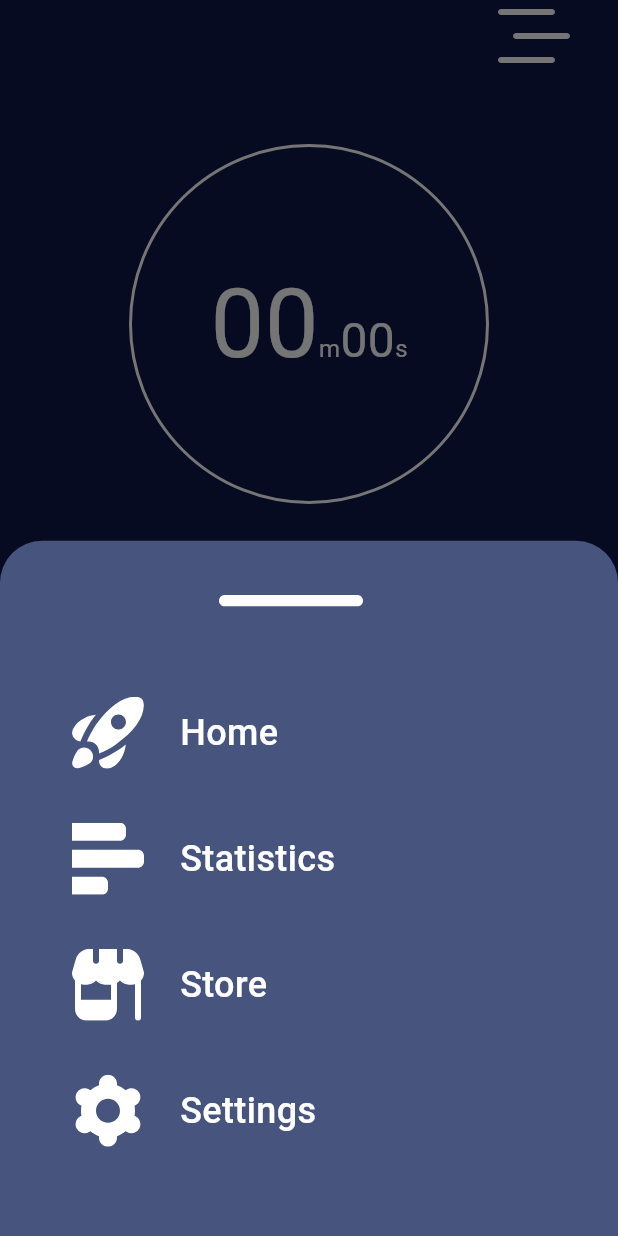
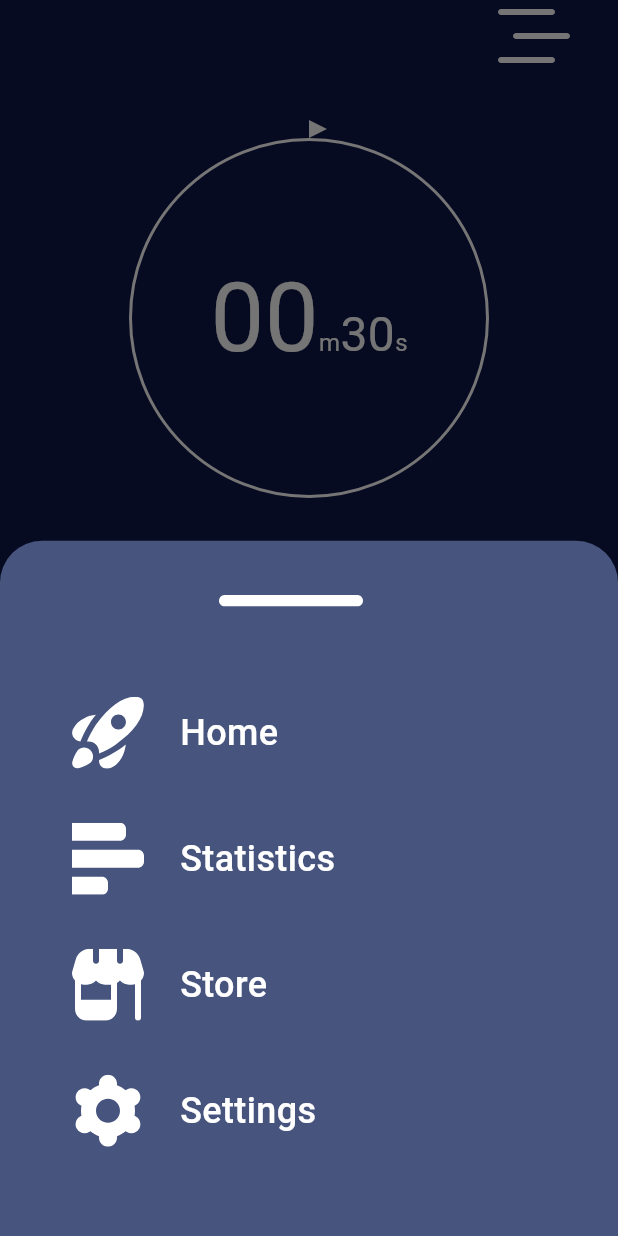
Before and after one commit to NewtonYuan/mystarship, a Flutter app: the screen it shows after launch, after a tap on an icon or button, on a phone screen of 412 x 824 dp. Run offline on Flutter 3.47's test engine with Material 3 defaults, Android fonts, the phone set to English and light mode, and no system bars; our stand-ins replace flutter_svg.

Commit message:
home: timer fixes and triangle arrow

```diff
--- a/lib/components/timer.dart
+++ b/lib/components/timer.dart
@@ -33,3 +33,25 @@ class MainPainter extends CustomPainter {
   @override
   bool shouldRepaint(CustomPainter oldDelegate) => true;
 }
+
+class TrianglePainter extends CustomPainter {
+  @override
+  void paint(Canvas canvas, Size size) {
+    final Paint paint = Paint()
+      ..color = lightColor
+      ..strokeWidth = 2.0
+      ..style = PaintingStyle.fill;
+
+    double outsideStart = size.width / 2;
+    final Path path = Path()
+      ..moveTo(outsideStart, 0)
+      ..lineTo(outsideStart * 3, size.height / 2)
+      ..lineTo(outsideStart, size.height)
+      ..close();
+
+    canvas.drawPath(path, paint);
+  }
+
+  @override
+  bool shouldRepaint(CustomPainter oldDelegate) => true;
+}
--- a/lib/main.dart
+++ b/lib/main.dart
@@ -38,13 +38,13 @@ class Home extends StatefulWidget {
 class _HomeState extends State<Home> {
   final _counter = ValueNotifier<int>(0);
   int _timeCounter = 0;
-  int totalTime = 7200;
+  int totalTime = 30;
   int hours = 0;
   late Timer _timer = Timer(Duration.zero, () {});
 
   @override
   void initState() {
-    hours = ((totalTime - _timeCounter).remainder(3600) ~/ 60);
+    hours = ((totalTime - _timeCounter) ~/ 3600);
     super.initState();
   }
 
@@ -58,6 +58,7 @@ class _HomeState extends State<Home> {
     _timer = Timer.periodic(const Duration(seconds: 1), (Timer timer) {
       setState(() {
         _timeCounter++;
+        hours = ((totalTime - _timeCounter) ~/ 3600);
       });
     });
   }
@@ -98,7 +99,7 @@ class _HomeState extends State<Home> {
                 Align(
                   alignment: Alignment.center,
                   child: Container(
-                    margin: const EdgeInsets.symmetric(vertical: 48),
+                    margin: const EdgeInsets.symmetric(vertical: 32),
                     alignment: Alignment.center,
                     decoration: const BoxDecoration(
                       color: darkOutineColor,
@@ -119,6 +120,9 @@ class _HomeState extends State<Home> {
                                 return Column(
                                   mainAxisAlignment: MainAxisAlignment.end,
                                   children: [
+                                    CustomPaint(
+                                        painter: TrianglePainter(),
+                                        size: const Size(12, 12)),
                                     CustomPaint(
                                       painter: MainPainter(
                                           timeElapsed: _timeCounter,
@@ -155,26 +159,26 @@ class _HomeState extends State<Home> {
                                                       Text(
                                                         '${(totalTime - _timeCounter) ~/ 3600}',
                                                         style: const TextStyle(
-                                                            fontSize: 48,
+                                                            fontSize: 72,
                                                             color: lightColor),
                                                       ),
                                                       const Text(
                                                         'h',
                                                         style: TextStyle(
-                                                            fontSize: 16,
+                                                            fontSize: 24,
                                                             color: lightColor),
                                                       ),
                                                     ],
                                                   )),
                                               Text(
                                                 ((totalTime - _timeCounter)
-                                                            .remainder(7200) ~/
+                                                            .remainder(3600) ~/
                                                         60)
                                                     .toString()
                                                     .padLeft(2, '0'),
                                                 style: TextStyle(
                                                     fontSize:
-                                                        (hours <= 0 ? 64 : 48),
+                                                        (hours <= 0 ? 64 : 56),
                                                     color: lightColor),
                                               ),
                                               const Text(
```
